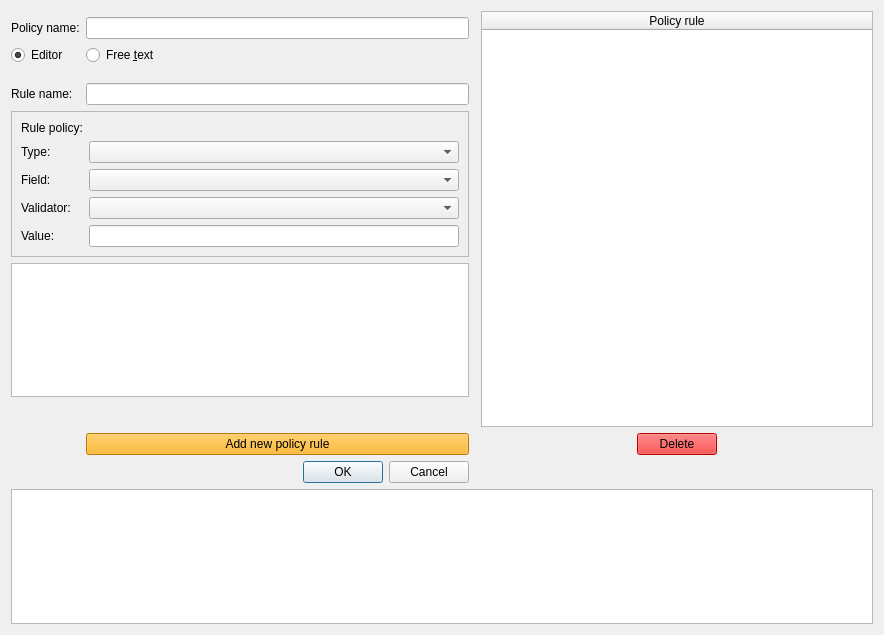
First picture: the form in Source/GUI/Qt/policiesedit.ui, repository MediaArea/MediaConch_SourceCode, before the edit.
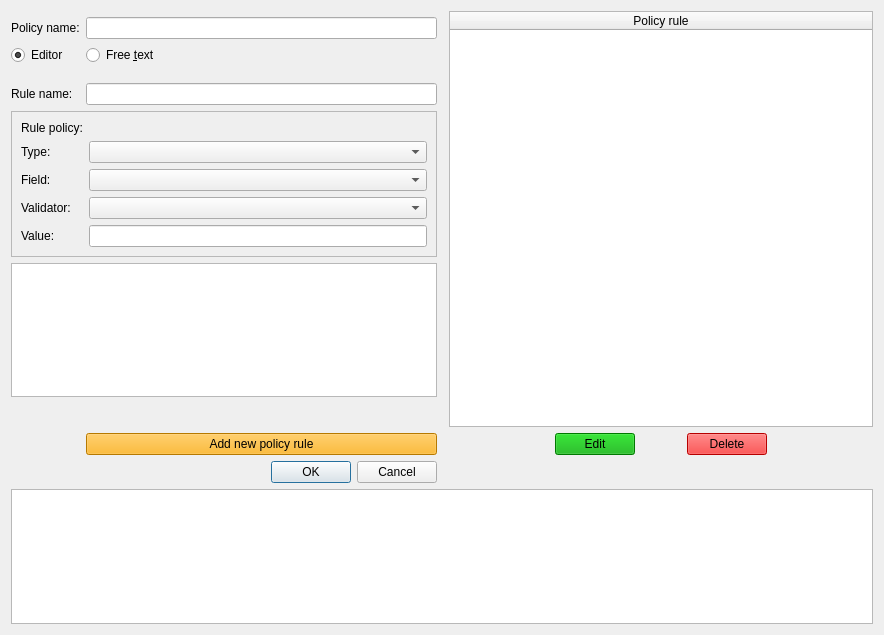
Second picture: the form after the edit.

Commit message: Policies: rework of the rules edition

Diff of the .ui file:
```diff
--- a/Source/GUI/Qt/policiesedit.ui
+++ b/Source/GUI/Qt/policiesedit.ui
@@ -23,11 +23,11 @@
       <enum>Qt::Horizontal</enum>
      </property>
      <property name="sizeType">
-      <enum>QSizePolicy::Maximum</enum>
+      <enum>QSizePolicy::Preferred</enum>
      </property>
      <property name="sizeHint" stdset="0">
       <size>
-       <width>150</width>
+       <width>100</width>
        <height>20</height>
       </size>
      </property>
@@ -125,6 +125,9 @@
      </layout>
     </widget>
    </item>
+   <item row="15" column="0" colspan="8">
+    <widget class="QPlainTextEdit" name="errors"/>
+   </item>
    <item row="1" column="0">
     <widget class="QLabel" name="label_7">
      <property name="text">
@@ -132,7 +135,7 @@
      </property>
     </widget>
    </item>
-   <item row="13" column="4">
+   <item row="13" column="6">
     <widget class="QPushButton" name="deleteRule">
      <property name="maximumSize">
       <size>
@@ -153,26 +156,23 @@
      </property>
     </widget>
    </item>
-   <item row="13" column="5">
+   <item row="13" column="7">
     <spacer name="horizontalSpacer_2">
      <property name="orientation">
       <enum>Qt::Horizontal</enum>
      </property>
      <property name="sizeType">
-      <enum>QSizePolicy::Maximum</enum>
+      <enum>QSizePolicy::Preferred</enum>
      </property>
      <property name="sizeHint" stdset="0">
       <size>
-       <width>150</width>
+       <width>100</width>
        <height>20</height>
       </size>
      </property>
     </spacer>
    </item>
-   <item row="15" column="0" colspan="6">
-    <widget class="QPlainTextEdit" name="errors"/>
-   </item>
-   <item row="0" column="3" rowspan="13" colspan="3">
+   <item row="0" column="3" rowspan="13" colspan="5">
     <widget class="QTableWidget" name="rules">
      <property name="selectionMode">
       <enum>QAbstractItemView::ExtendedSelection</enum>
@@ -199,13 +199,6 @@
      </column>
     </widget>
    </item>
-   <item row="14" column="1">
-    <widget class="QDialogButtonBox" name="validation">
-     <property name="standardButtons">
-      <set>QDialogButtonBox::Cancel|QDialogButtonBox::Ok</set>
-     </property>
-    </widget>
-   </item>
    <item row="13" column="1">
     <widget class="QPushButton" name="newRule">
      <property name="focusPolicy">
@@ -220,6 +213,43 @@
      </property>
     </widget>
    </item>
+   <item row="14" column="1">
+    <widget class="QDialogButtonBox" name="validation">
+     <property name="standardButtons">
+      <set>QDialogButtonBox::Cancel|QDialogButtonBox::Ok</set>
+     </property>
+    </widget>
+   </item>
+   <item row="13" column="4">
+    <widget class="QPushButton" name="editRule">
+     <property name="focusPolicy">
+      <enum>Qt::NoFocus</enum>
+     </property>
+     <property name="styleSheet">
+      <string notr="true">background-color: rgb(0, 170, 0);
+selection-background-color: rgb(0, 170, 0);</string>
+     </property>
+     <property name="text">
+      <string>Edit</string>
+     </property>
+    </widget>
+   </item>
+   <item row="13" column="5">
+    <spacer name="horizontalSpacer_3">
+     <property name="orientation">
+      <enum>Qt::Horizontal</enum>
+     </property>
+     <property name="sizeType">
+      <enum>QSizePolicy::Maximum</enum>
+     </property>
+     <property name="sizeHint" stdset="0">
+      <size>
+       <width>40</width>
+       <height>20</height>
+      </size>
+     </property>
+    </spacer>
+   </item>
   </layout>
  </widget>
  <resources/>
```
The commit also changes 4 other files.
